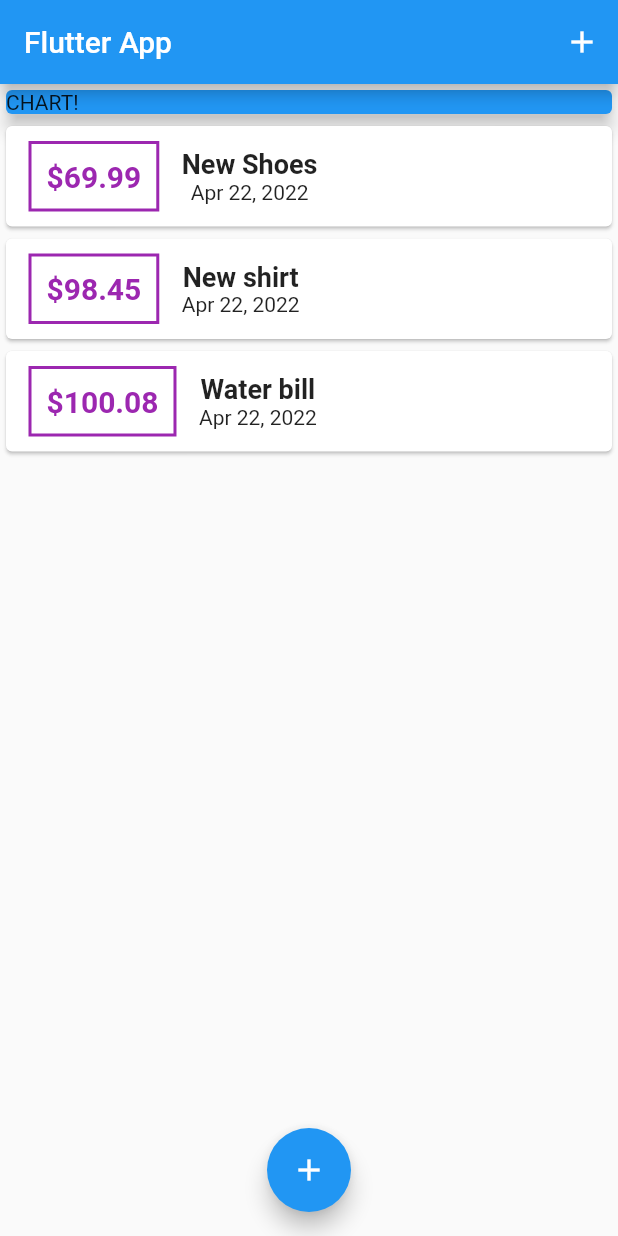
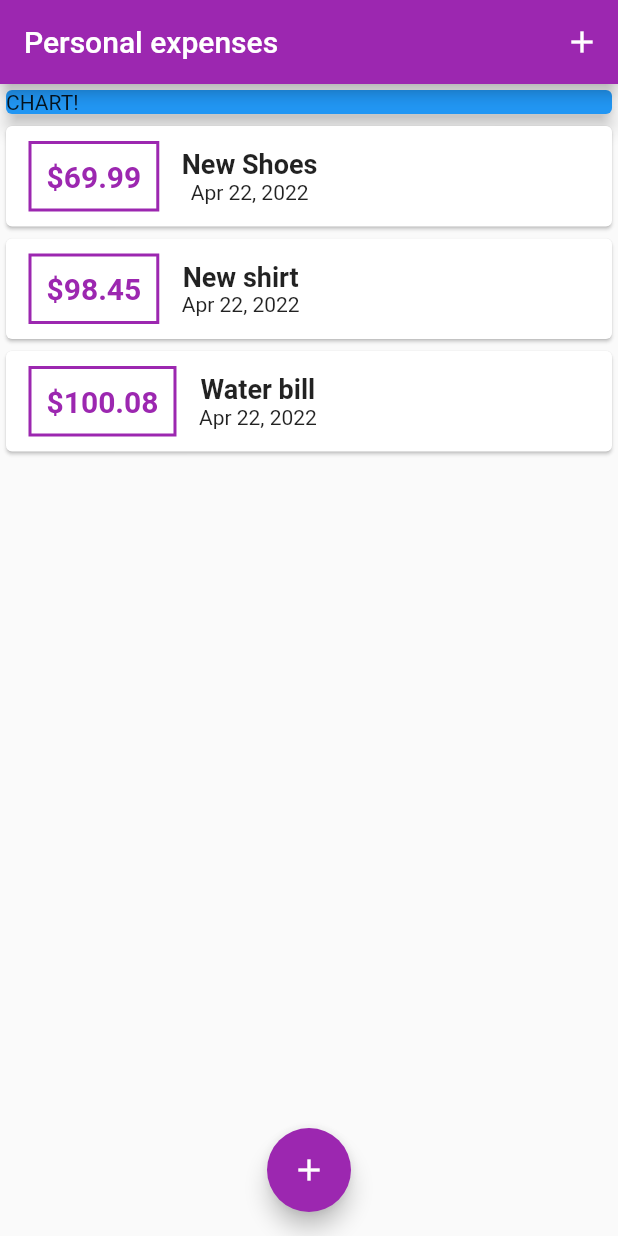
Before and after one commit to jiahaoliuliu/FlutterAndDartTheCompleteGuide-2022Edition, a Flutter app: the screen it shows after launch, on a phone screen of 412 x 824 dp. Run offline on Flutter 3.47's test engine with Material 2 defaults, Android fonts, the phone set to English and light mode, and no system bars.

```diff
--- a/section4/lib/main.dart
+++ b/section4/lib/main.dart
@@ -9,7 +9,10 @@
   @override
   Widget build(BuildContext context) {
     return MaterialApp(
-      title: 'Flutter App',
+      title: 'Personal expenses',
+      theme: ThemeData(
+        primarySwatch: Colors.purple,
+      ),
       home: MyHomePage(),
     );
   }
@@ -48,9 +51,9 @@
       builder: (_) {
         return GestureDetector(
           child: NewTransactions(_addNewTransaction),
-          onTap: (){},
+          onTap: () {},
           behavior: HitTestBehavior.opaque,
-        )
+        );
       },
     );
   }
@@ -58,7 +61,7 @@
   @override
   Widget build(BuildContext context) {
     return Scaffold(
-      appBar: AppBar(title: Text('Flutter App'), actions: <Widget>[
+      appBar: AppBar(title: Text('Personal expenses'), actions: <Widget>[
         IconButton(
           icon: const Icon(Icons.add),
           onPressed: () => _startAddNewTransaction(context),
--- a/section4/lib/widgets/transaction_list.dart
+++ b/section4/lib/widgets/transaction_list.dart
@@ -19,7 +19,8 @@
               Container(
                 margin: EdgeInsets.symmetric(vertical: 10, horizontal: 15),
                 decoration: BoxDecoration(
-                  border: Border.all(color: Colors.purple, width: 2),
+                  border: Border.all(
+                      color: Theme.of(context).primaryColor, width: 2),
                 ),
                 padding: EdgeInsets.all(10),
                 child: Text(
```
Also changed, not shown: section4/lib/widgets/new_transaction.dart (+13 -4 lines).
